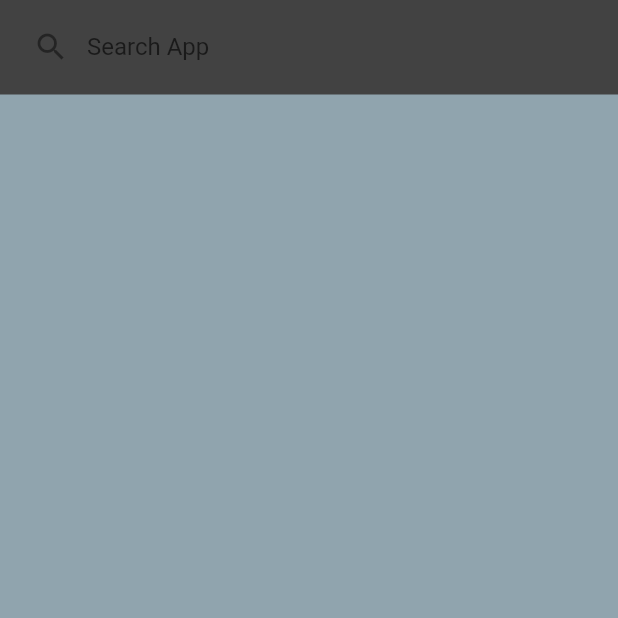
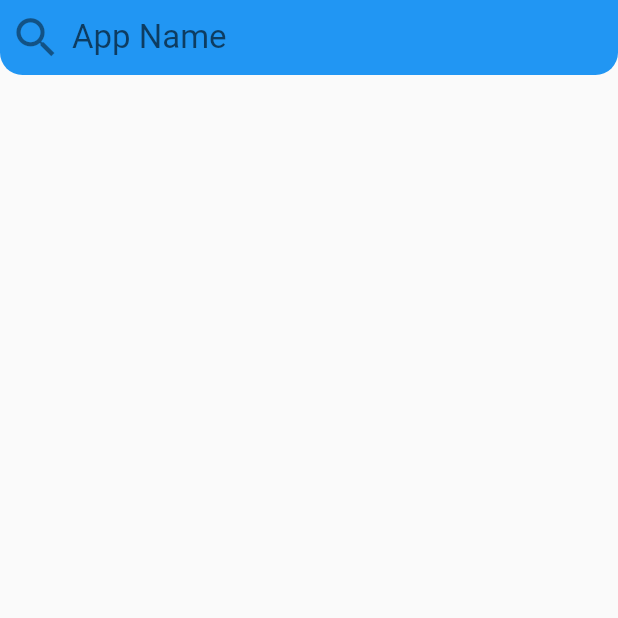
Before and after one commit to b3hzadsh/apps-inf0, a Flutter app: the screen it shows after launch, after a tap on "search", on a phone screen of 412 x 824 dp, the top half of it. Run offline on Flutter 3.47's test engine with Material 2 defaults, Android fonts, the phone set to English and light mode, and no system bars.

Commit message:
ui improvment

```diff
--- a/lib/main.dart
+++ b/lib/main.dart
@@ -1,6 +1,8 @@
+import 'package:apps_info/screens/art_cat_screen.dart';
 import 'package:apps_info/screens/category.dart';
 import 'package:apps_info/screens/home.dart';
 import 'package:apps_info/screens/search.dart';
+import 'package:apps_info/screens/the_home.dart';
 import 'package:flutter/material.dart';
 
 void main() {
@@ -13,10 +15,6 @@ class MyApp extends StatelessWidget {
     return MaterialApp(
       debugShowCheckedModeBanner: false,
       title: 'Apps info',
-      theme: ThemeData(
-        // primarySwatch: Colors.blue,
-        visualDensity: VisualDensity.adaptivePlatformDensity,
-      ),
       // home: MyHomePage(),
       onGenerateRoute: (RouteSettings setting) {
         // create some route for every page and pushed named
@@ -36,7 +34,39 @@ class MyApp extends StatelessWidget {
             builder: (context) => CategoryScreen(),
             // bring home
           );
+        if (setting.name == "/cat/ART AND DESIGN") // for home
+          return MaterialPageRoute(
+            builder: (context) => ArtScreen(),
+            // bring home
+          );
       },
+      /* theme: ThemeData(
+        brightness: Brightness.light,
+        visualDensity: VisualDensity.adaptivePlatformDensity,
+        fontFamily: 'B',
+        primarySwatch: Colors.blue,
+        accentColor: Color(0XFFFF4081), //
+        scaffoldBackgroundColor: Color(0XFFC5CAE9),
+        //backgroundColor: Color(0XFFBBDEFB),
+        primaryColor: Color(0XFF448AFF), //
+        primaryColorLight: Color(0XFFFFCDD2), //
+        primaryColorDark: Color(0XFFD32F2F), //
+        dividerColor: Color(0XFFBDBDBD), //
+        primaryTextTheme: TextTheme(
+          headline6: TextStyle(
+            color: Color(0XFF212121), //
+            fontFamily: "C",
+          ),
+          caption: TextStyle(
+            color: Color(0XFF212121),
+          ),
+        ),
+        textTheme: TextTheme(
+          headline1: TextStyle(color: Color(0XFFFFFFFF)),
+          headline6: TextStyle(color: Color(0XFFFFFFFF)),
+          subtitle1: TextStyle(color: Color(0XFF757575)),
+        ),
+      ),*/
     );
   }
 }
--- a/lib/screens/home.dart
+++ b/lib/screens/home.dart
@@ -15,32 +15,89 @@ class _MyHomePageState extends State<MyHomePage> {
     var hieght = MediaQuery.of(context).size.height;
     var width = MediaQuery.of(context).size.width;
     return Scaffold(
-      backgroundColor: Colors.blueGrey[300],
+      // backgroundColor: Colors.blueGrey[300],
       /* appBar: AppBar(
-        title: Text(widget.title),
+        title: Text("widget.title"),
       ), */
-      body: Center(
+      body: SafeArea(
         child: Column(
-          mainAxisAlignment: MainAxisAlignment.center,
+          mainAxisAlignment: MainAxisAlignment.spaceBetween,
+          // crossAxisAlignment: CrossAxisAlignment.start,
           children: [
-            Wrap(
-              runSpacing: 3 / 100 * hieght,
-              spacing: 3 / 100 * width,
-              direction: Axis.horizontal,
+            Container(
+              alignment: Alignment.center,
+              width: double.infinity,
+              height: hieght / 5,
+              decoration: BoxDecoration(
+                color: Theme.of(context).primaryColor,
+                borderRadius: BorderRadius.vertical(
+                  bottom: Radius.circular(20),
+                ),
+              ),
+              child: Wrap(
                 children: [
                   Hero(
                     tag: "CatHero",
                     child: MainButton(
-                        width: width, hieght: hieght, title: "category")),
-                MainButton(width: width, hieght: hieght, title: "search"),
-                MainButton(width: width, hieght: hieght, title: "setting"),
-                MainButton(width: width, hieght: hieght, title: "about"),
+                        width: width,
+                        hieght: hieght,
+                        title: "category",
+                        icon: Icons.category),
+                  ),
+                  MainButton(
+                      width: width,
+                      hieght: hieght,
+                      title: "favorites",
+                      icon: Icons.favorite),
                 ],
               ),
-            SizedBox(
-              height: 4 / 100 * width,
             ),
-            MainButton(width: width, hieght: hieght, title: "exit"),
+            Container(
+              width: double.infinity,
+              decoration: BoxDecoration(
+                borderRadius: BorderRadius.vertical(
+                  bottom: Radius.circular(20),
+                ),
+              ),
+              child: Column(
+                /* runSpacing: 3 / 100 * hieght,
+                spacing: 3 / 100 * width,
+                direction: Axis.horizontal, */
+                children: [
+                  MainButton(
+                      width: width,
+                      hieght: hieght,
+                      title: "search",
+                      icon: Icons.search),
+                  MainButton(
+                      width: width,
+                      hieght: hieght,
+                      title: "setting",
+                      icon: Icons.settings),
+                  MainButton(
+                      width: width,
+                      hieght: hieght,
+                      title: "about",
+                      icon: Icons.info),
+                  MainButton(
+                      width: width,
+                      hieght: hieght,
+                      title: "exit",
+                      icon: Icons.exit_to_app),
+                ],
+              ),
+            ),
+            Container(
+              alignment: Alignment.bottomLeft,
+              width: double.infinity,
+              height: hieght / 5,
+              decoration: BoxDecoration(
+                color: Theme.of(context).primaryColor,
+                borderRadius: BorderRadius.vertical(
+                  top: Radius.circular(20),
+                ),
+              ),
+            )
           ],
         ),
       ),
@@ -54,36 +111,46 @@ class MainButton extends StatelessWidget {
     @required this.width,
     @required this.hieght,
     @required this.title,
+    @required this.icon,
   }) : super(key: key);
 
   final double width;
   final double hieght;
   final String title;
+  final IconData icon;
 
   @override
   Widget build(BuildContext context) {
-    return ClipRRect(
-      borderRadius: BorderRadius.circular(width / 30),
-      child: Container(
-        height: hieght / 4,
+    return Container(
+      height: hieght / 8,
       width: width / 2.5,
-        /* decoration: BoxDecoration(
-
-            // borderRadius: BorderRadius.circular(width / 30),
-            ), */
       child: Center(
-          child: RaisedButton(
-            color: Colors.blue,
+        child: FlatButton(
           onPressed: () {
             Navigator.pushNamed(context, "/screen/$title");
           },
-            child: Text(
+          child: Container(
+            child: Center(
+              child: Row(
+                mainAxisAlignment: MainAxisAlignment.spaceEvenly,
+                children: [
+                  Text(
                     title,
                     style: TextStyle(
-                fontSize: 18,
+                      fontSize: 20,
                       fontWeight: FontWeight.w500,
                     ),
                   ),
+                  Icon(
+                    icon,
+                    size: 25,
+                    color: Theme.of(context).textTheme.headline1.color,
+                  )
+                ],
+              ),
+            ),
+            height: hieght / 8,
+            width: width / 2.5,
           ),
         ),
       ),
--- a/lib/screens/search.dart
+++ b/lib/screens/search.dart
@@ -9,7 +9,7 @@ class _SearchScreenState extends State<SearchScreen> {
   @override
   Widget build(BuildContext context) {
     return Scaffold(
-      backgroundColor: Colors.blueGrey[300],
+      //  backgroundColor: Colors.blueGrey[300],
       /* appBar: AppBar(
         elevation: 0.0,
         backgroundColor: Colors.white,
@@ -18,20 +18,29 @@ class _SearchScreenState extends State<SearchScreen> {
         child: Column(
           children: [
             Container(
-              padding: EdgeInsets.fromLTRB(10, 2, 10, 2),
-              decoration: BoxDecoration(color: Colors.grey[800]),
+              decoration: BoxDecoration(
+                color: Theme.of(context).primaryColor,
+                borderRadius: BorderRadius.vertical(
+                  bottom: Radius.circular(15),
+                ),
+              ),
+              //padding: EdgeInsets.fromLTRB(10, 2, 10, 0),
+
               child: TextField(
+                style: TextStyle(fontSize: 22),
                 decoration: InputDecoration(
-                  focusColor: Colors.white,
-                  hoverColor: Colors.white,
-                  fillColor: Colors.white,
-                  prefixIcon: Icon(Icons.search),
+                  prefixIcon: Icon(
+                    Icons.search,
+                    size: 35,
+                  ),
                   border: InputBorder.none,
-                  labelText: "Search App",
+                  //labelText: "Search App",
+                  hintText: "App Name",
                 ),
                 //controller: controller,
               ),
             ),
+            //Divider()
           ],
         ),
       ),
--- a/pubspec.yaml
+++ b/pubspec.yaml
@@ -45,8 +45,8 @@ flutter:
   uses-material-design: true
 
   # To add assets to your application, add an assets section, like this:
-  # assets:
-  #   - images/a_dot_burr.jpeg
+  assets:
+    - assets/images/avatar.jpg
   #   - images/a_dot_ham.jpeg
 
   # An image asset can refer to one or more resolution-specific "variants", see
```
Also changed, not shown: lib/screens/art_cat_screen.dart (added, +32 -0 lines), lib/screens/category.dart (+23 -16 lines), lib/screens/the_home.dart (added, +75 -0 lines), lib/utils/path.dart (added, +27 -0 lines), assets/images/avatar.jpg (added). Lines whose indentation alone changed are shown as unchanged.
